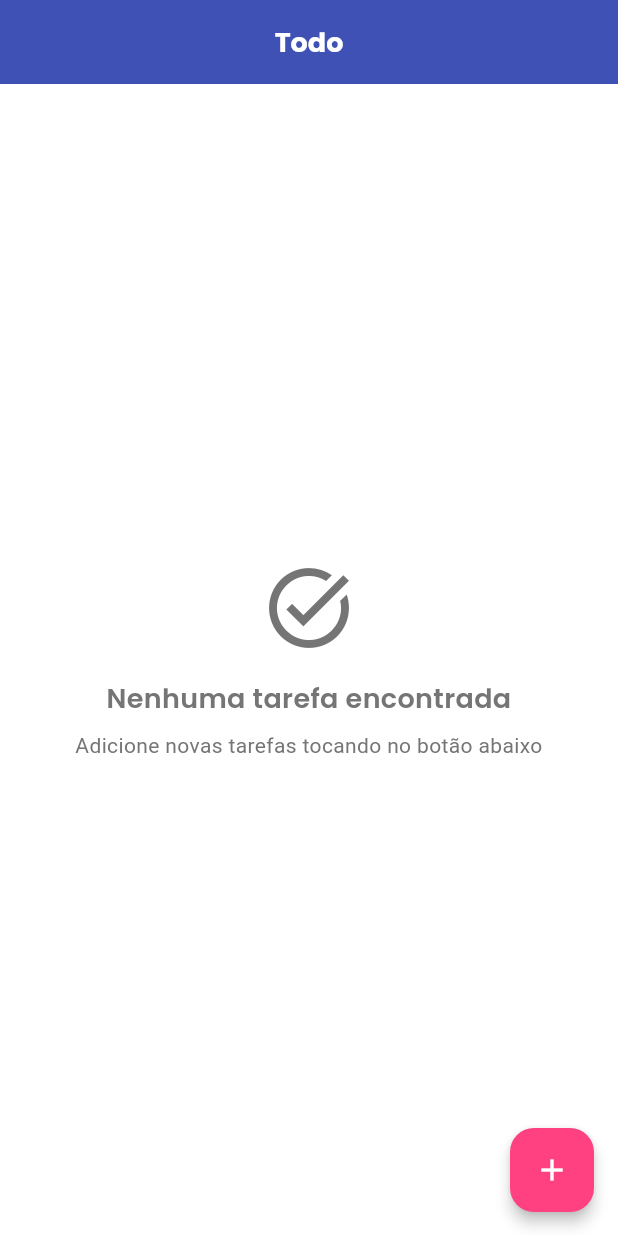
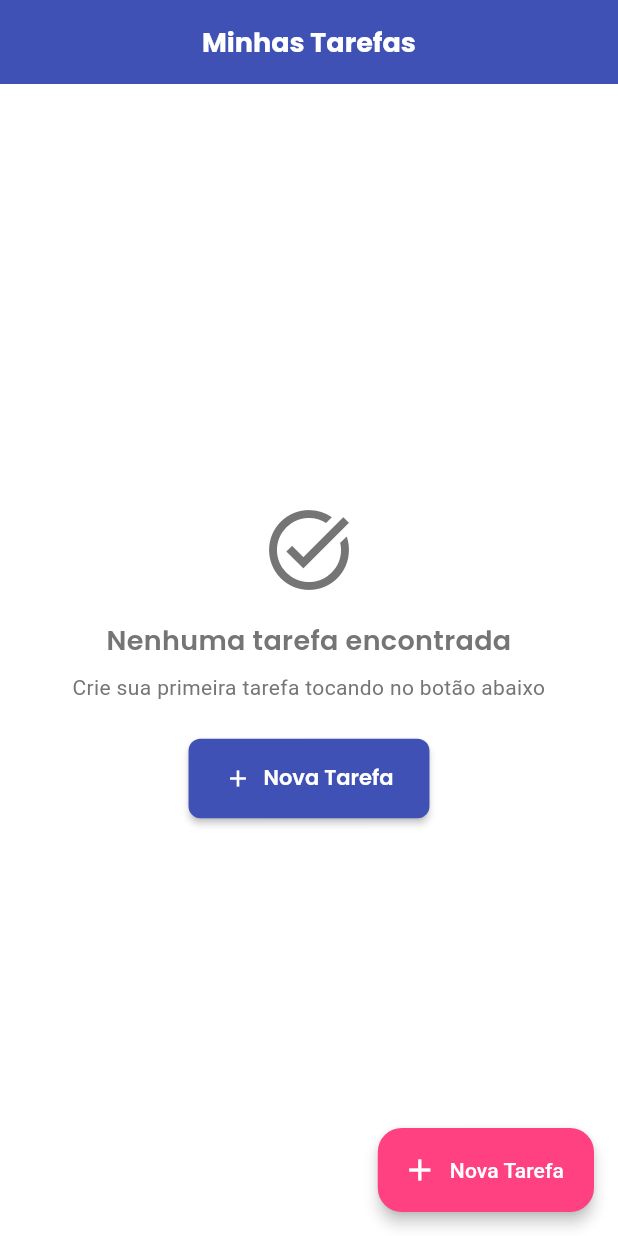
Before and after one commit to Barba2k2/lista_de_tarefas_tpc, a Flutter app: the screen it shows after launch, on a phone screen of 412 x 824 dp. Run offline on Flutter 3.47's test engine with Material 3 defaults, Android fonts, the phone set to English and light mode, and no system bars; our stand-ins replace freezed_annotation, go_router, google_fonts, shared_preferences.

Commit message:
Refatorar o widget TodoScreen para melhorar a experiência do usuário ao gerenciar tarefas, implementando feedback visual com SnackBars e diálogos de carregamento. Adicionar novos métodos para exibir estados de erro e sucesso, além de otimizar a estrutura do código para melhor legibilidade e manutenção.

```diff
--- a/lib/ui/todo/widgtes/todo_screen.dart
+++ b/lib/ui/todo/widgtes/todo_screen.dart
@@ -1,5 +1,10 @@
 import 'package:flutter/material.dart';
 
+import '../../../config/theme/app_colors.dart';
+import '../../../config/theme/app_dimensions.dart';
+import '../../commom/widgets/app_empty_state_widget.dart';
+import '../../commom/widgets/app_error_widget.dart';
+import '../../commom/widgets/app_loading_widget.dart';
 import '../viewmodels/todo_view_model.dart';
 import 'add_todo_widget.dart';
 import 'todo_list.dart';
@@ -7,10 +12,7 @@ import 'todo_list.dart';
 class TodoScreen extends StatefulWidget {
   final TodoViewModel todoViewModel;
 
-  const TodoScreen({
-    super.key,
-    required this.todoViewModel, //
-  });
+  const TodoScreen({super.key, required this.todoViewModel});
 
   @override
   State<TodoScreen> createState() => _TodoScreenState();
@@ -19,57 +21,93 @@ class TodoScreen extends StatefulWidget {
 class _TodoScreenState extends State<TodoScreen> {
   @override
   void initState() {
-    widget.todoViewModel.deleteTodo.addListener(_onResult);
+    widget.todoViewModel.deleteTodo.addListener(_onDeleteResult);
     super.initState();
   }
 
-  void _onResult() {
+  void _onDeleteResult() {
     if (widget.todoViewModel.deleteTodo.running) {
+      _showLoadingDialog();
+    } else {
+      Navigator.of(context).pop();
+      ScaffoldMessenger.of(context).hideCurrentSnackBar();
+      if (widget.todoViewModel.deleteTodo.completed) {
+        _showSuccessSnackBar('Tarefa removida com sucesso!');
+      } else {
+        if (widget.todoViewModel.deleteTodo.error) {
+          _showErrorSnackBar('Ocorreu um erro ao remover a tarefa');
+        }
+      }
+    }
+  }
+
+  void _showLoadingDialog() {
     showDialog(
       barrierDismissible: false,
       context: context,
       builder: (context) {
         return AlertDialog(
-            content: IntrinsicHeight(
-              child: Center(
-                child: CircularProgressIndicator.adaptive(), //
+          backgroundColor: AppColors.background,
+          shape: RoundedRectangleBorder(
+            borderRadius: BorderRadius.circular(AppDimensions.borderRadiusL),
           ),
+          content: const AppLoadingWidget(
+            message: 'Removendo tarefa...', //
           ),
         );
       },
     );
-    } else {
-      Navigator.of(context).pop();
-      ScaffoldMessenger.of(context).hideCurrentSnackBar();
-      if (widget.todoViewModel.deleteTodo.completed) {
+  }
+
+  void _showSuccessSnackBar(String message) {
     ScaffoldMessenger.of(context).showSnackBar(
-          const SnackBar(
-            backgroundColor: Colors.green,
-            duration: Duration(seconds: 5),
-            content: Text(
-              'Tarefa removida com sucesso!', //
+      SnackBar(
+        backgroundColor: AppColors.success,
+        behavior: SnackBarBehavior.floating,
+        margin: const EdgeInsets.all(AppDimensions.spacingM),
+        shape: RoundedRectangleBorder(
+          borderRadius: BorderRadius.circular(AppDimensions.borderRadiusM),
         ),
+        duration: const Duration(seconds: 3),
+        content: Row(
+          children: [
+            const Icon(Icons.check_circle, color: Colors.white),
+            const SizedBox(width: AppDimensions.spacingS),
+            Expanded(
+              child: Text(message), //
             ),
-        );
-      } else {
-        if (widget.todoViewModel.deleteTodo.error) {
-          ScaffoldMessenger.of(context).showSnackBar(
-            const SnackBar(
-              backgroundColor: Colors.redAccent,
-              duration: Duration(seconds: 5),
-              content: Text(
-                'Ocorreu um erro ao remover a tarefa', //
+          ],
         ),
       ),
     );
   }
-      }
-    }
+
+  void _showErrorSnackBar(String message) {
+    ScaffoldMessenger.of(context).showSnackBar(
+      SnackBar(
+        backgroundColor: AppColors.error,
+        behavior: SnackBarBehavior.floating,
+        margin: const EdgeInsets.all(AppDimensions.spacingM),
+        shape: RoundedRectangleBorder(
+          borderRadius: BorderRadius.circular(AppDimensions.borderRadiusM),
+        ),
+        duration: const Duration(seconds: 3),
+        content: Row(
+          children: [
+            const Icon(Icons.error_outline, color: Colors.white),
+            const SizedBox(width: AppDimensions.spacingS),
+            Expanded(
+              child: Text(message), //
+            ),
+          ],
+        ),
+      ),
+    );
   }
 
   @override
   void dispose() {
-    widget.todoViewModel.deleteTodo.removeListener(_onResult);
+    widget.todoViewModel.deleteTodo.removeListener(_onDeleteResult);
     super.dispose();
   }
 
@@ -77,41 +115,73 @@ class _TodoScreenState extends State<TodoScreen> {
   Widget build(BuildContext context) {
     return Scaffold(
       appBar: AppBar(
-        title: const Text('Todo'), //
+        title: const Text('Minhas Tarefas'),
+        elevation: AppDimensions.elevationM,
       ),
-      body: ListenableBuilder(
+      body: SafeArea(
+        child: Padding(
+          padding: const EdgeInsets.only(
+            top: AppDimensions.spacingM,
+            bottom: AppDimensions.spacingM,
+          ),
+          child: ListenableBuilder(
             listenable: widget.todoViewModel.load,
             builder: (context, child) {
               if (widget.todoViewModel.load.running) {
-            return const Center(
-              child: CircularProgressIndicator.adaptive(), //
+                return const AppLoadingWidget(
+                  message: 'Carregando tarefas...', //
                 );
               }
 
               if (widget.todoViewModel.load.error) {
-            return Center(
-              child: Text('An error ocurred on load todos... =('), //
+                return AppErrorWidget(
+                  message: 'Erro ao carregar tarefas',
+                  onRetry: () {
+                    widget.todoViewModel.load.execute();
+                  },
                 );
               }
 
               return child!;
             },
-
             child: ListenableBuilder(
               listenable: widget.todoViewModel,
               builder: (context, child) {
+                final todos = widget.todoViewModel.todos;
+
+                if (todos.isEmpty) {
+                  return AppEmptyStateWidget(
+                    title: 'Nenhuma tarefa encontrada',
+                    subtitle:
+                        'Crie sua primeira tarefa tocando no botão abaixo',
+                    icon: Icons.task_alt,
+                    onAction: _showAddTodoDialog,
+                    actionLabel: 'Nova Tarefa',
+                  );
+                }
+
                 return TodoList(
                   onDeleteTodo: (todo) {
                     widget.todoViewModel.deleteTodo.execute(todo);
                   },
-              todos: widget.todoViewModel.todos,
+                  todos: todos,
                   todoViewModel: widget.todoViewModel,
                 );
               },
             ),
           ),
-      floatingActionButton: FloatingActionButton(
-        onPressed: () {
+        ),
+      ),
+      floatingActionButton: FloatingActionButton.extended(
+        onPressed: _showAddTodoDialog,
+        icon: const Icon(Icons.add),
+        label: const Text('Nova Tarefa'),
+        elevation: AppDimensions.elevationM,
+      ),
+    );
+  }
+
+  void _showAddTodoDialog() {
     showDialog(
       context: context,
       builder: (context) {
@@ -120,9 +190,5 @@ class _TodoScreenState extends State<TodoScreen> {
         );
       },
     );
-        },
-        child: const Icon(Icons.add),
-      ),
-    );
   }
 }
```
Lines whose indentation alone changed are shown as unchanged.
